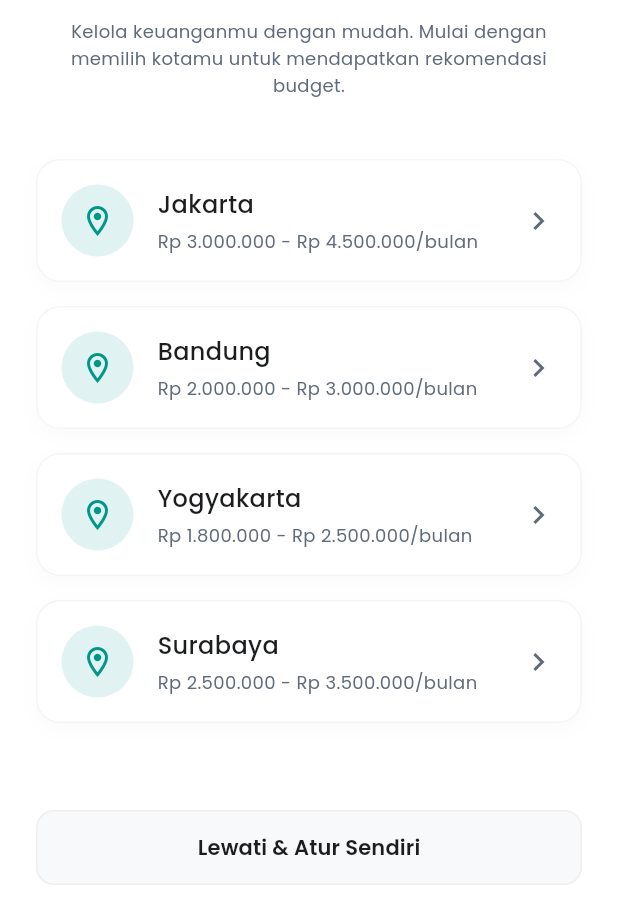
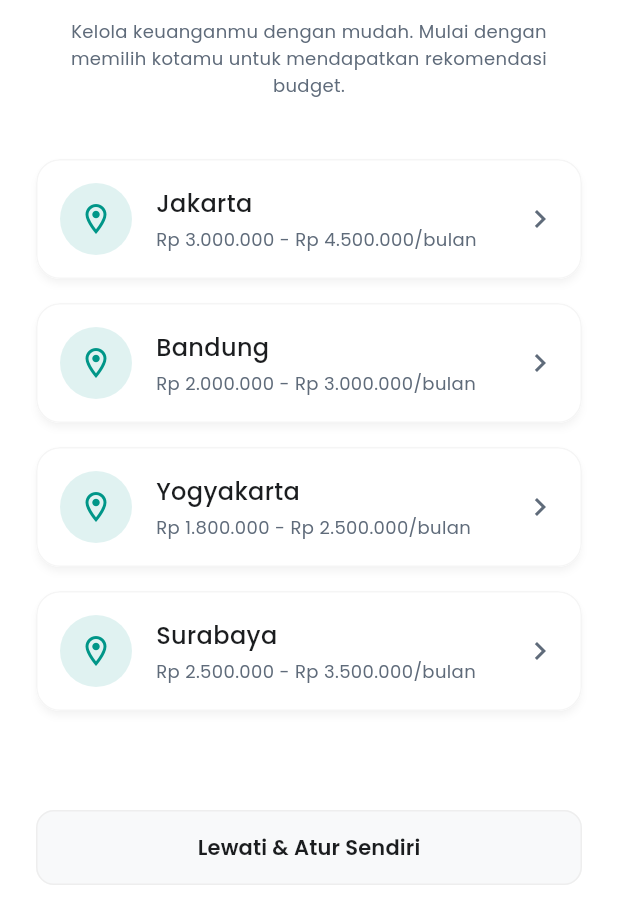
Before and after one commit to RazakaAlbio/FinanSiswa, a Flutter app: the screen it shows after launch, on a phone screen of 412 x 824 dp, the part 315-1236 px from its top. Run offline on Flutter 3.47's test engine with Material 3 defaults, Android fonts, the phone set to English and light mode, and no system bars; our stand-ins replace fl_chart, flutter_local_notifications, flutter_markdown, google_fonts, shared_preferences, sqflite and 1 more; accounts and stored records are empty.

Commit message:
done: done?

```diff
--- a/lib/main.dart
+++ b/lib/main.dart
@@ -23,6 +23,7 @@ import 'package:uas/pages/welcome_page.dart';
 
 void main() {
   WidgetsFlutterBinding.ensureInitialized();
+  print('FinanSiswa: App Started with Fixes');
   runApp(const MyApp());
 }
 
--- a/lib/pages/belajar_page.dart
+++ b/lib/pages/belajar_page.dart
@@ -148,6 +148,7 @@ class BelajarPage extends StatelessWidget {
     return Card(
       elevation: 2,
       shape: RoundedRectangleBorder(borderRadius: BorderRadius.circular(16)),
+      clipBehavior: Clip.antiAlias,
       child: InkWell(
         onTap: () {
           ScaffoldMessenger.of(context).showSnackBar(
@@ -191,6 +192,7 @@ class BelajarPage extends StatelessWidget {
       child: Card(
         elevation: 2,
         shape: RoundedRectangleBorder(borderRadius: BorderRadius.circular(16)),
+        clipBehavior: Clip.antiAlias,
         child: InkWell(
           onTap: () {
             Navigator.push(
--- a/lib/pages/budgets_page.dart
+++ b/lib/pages/budgets_page.dart
@@ -353,6 +353,7 @@ class _BudgetsPageState extends State<BudgetsPage> {
                   shape: RoundedRectangleBorder(
                     borderRadius: BorderRadius.circular(16),
                   ),
+                  clipBehavior: Clip.antiAlias,
                   child: InkWell(
                     onTap: _applyPreset,
                     borderRadius: BorderRadius.circular(16),
--- a/lib/pages/welcome_page.dart
+++ b/lib/pages/welcome_page.dart
@@ -197,25 +197,16 @@ class CityCard extends StatelessWidget {
 
   @override
   Widget build(BuildContext context) {
-    return Container(
-      decoration: BoxDecoration(
-        color: Colors.white,
+    return Card(
+      elevation: 2,
+      shadowColor: Colors.black.withOpacity(0.2),
+      shape: RoundedRectangleBorder(
         borderRadius: BorderRadius.circular(16),
-        border: Border.all(color: Colors.grey.shade100),
-        boxShadow: [
-          BoxShadow(
-            color: Colors.black.withOpacity(0.02),
-            blurRadius: 10,
-            offset: const Offset(0, 4),
+        side: BorderSide(color: Colors.grey.shade100),
       ),
-        ],
-      ),
-      child: Material(
-        color: Colors.transparent,
-        borderRadius: BorderRadius.circular(16),
+      clipBehavior: Clip.antiAlias,
       child: InkWell(
         onTap: onTap,
-          borderRadius: BorderRadius.circular(16),
         child: Padding(
           padding: const EdgeInsets.all(16),
           child: Row(
@@ -265,7 +256,6 @@ class CityCard extends StatelessWidget {
           ),
         ),
       ),
-      ),
     );
   }
 }
--- a/lib/services/preferences_service.dart
+++ b/lib/services/preferences_service.dart
@@ -8,30 +8,40 @@ class PreferencesService extends ChangeNotifier {
   static const _keyTheme = 'pref_theme'; // 'light' | 'dark'
   static const _keyFirstLaunch = 'pref_first_launch';
 
-  late SharedPreferences _prefs;
+  SharedPreferences? _prefs;
 
   /// Inisialisasi SharedPreferences
   Future<void> init() async {
     _prefs = await SharedPreferences.getInstance();
+    notifyListeners();
   }
 
   // Mata uang
-  String get currency => _prefs.getString(_keyCurrency) ?? 'IDR';
-  Future<void> setCurrency(String value) => _prefs.setString(_keyCurrency, value);
+  String get currency => _prefs?.getString(_keyCurrency) ?? 'IDR';
+  Future<void> setCurrency(String value) async {
+    await _prefs?.setString(_keyCurrency, value);
+    notifyListeners();
+  }
 
   // Locale
-  String get locale => _prefs.getString(_keyLocale) ?? 'id_ID';
-  Future<void> setLocale(String value) => _prefs.setString(_keyLocale, value);
+  String get locale => _prefs?.getString(_keyLocale) ?? 'id_ID';
+  Future<void> setLocale(String value) async {
+    await _prefs?.setString(_keyLocale, value);
+    notifyListeners();
+  }
 
   // Tema
   // 'light' | 'dark' | 'system'
-  String get theme => _prefs.getString(_keyTheme) ?? 'system';
+  String get theme => _prefs?.getString(_keyTheme) ?? 'system';
   Future<void> setTheme(String value) async {
-    await _prefs.setString(_keyTheme, value);
+    await _prefs?.setString(_keyTheme, value);
     notifyListeners();
   }
 
   // First launch
-  bool get isFirstLaunch => _prefs.getBool(_keyFirstLaunch) ?? true;
-  Future<void> setFirstLaunchFalse() => _prefs.setBool(_keyFirstLaunch, false);
+  bool get isFirstLaunch => _prefs?.getBool(_keyFirstLaunch) ?? true;
+  Future<void> setFirstLaunchFalse() async {
+    await _prefs?.setBool(_keyFirstLaunch, false);
+    notifyListeners();
+  }
 }
```
Also changed, not shown: 1 other file. Lines whose indentation alone changed are shown as unchanged.
